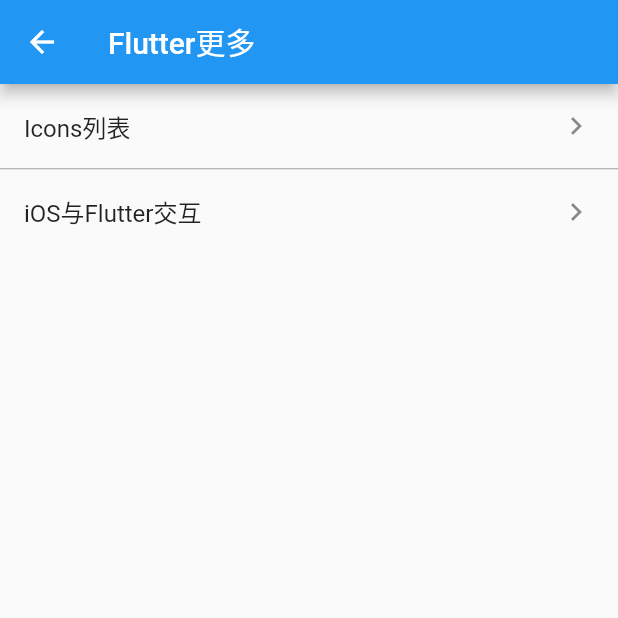
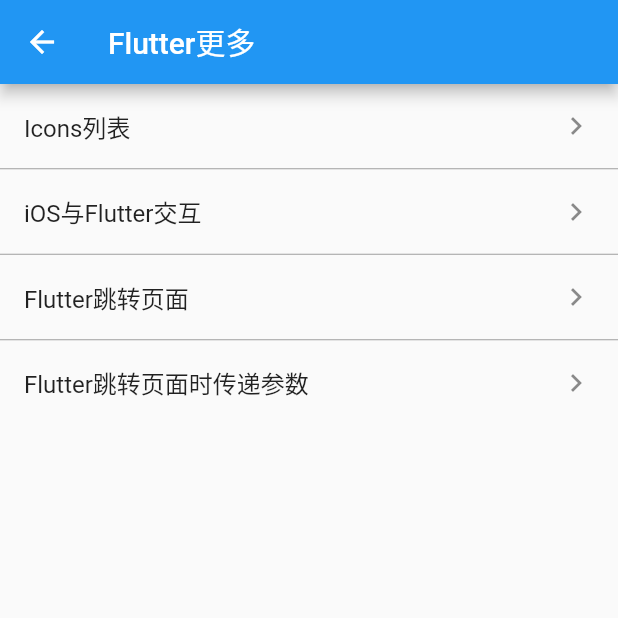
Before and after one commit to flywo/FlutterWidgetUseExample, a Flutter app: the More screen opened directly, on a phone screen of 412 x 824 dp, the top half of it. Run offline on Flutter 3.47's test engine with Material 2 defaults, Android fonts, the phone set to English and light mode, and no system bars; our stand-ins replace flutter_markdown, image_picker; missing offline and left inert: city_pickers, flutter_webview_plugin, loading_indicator_view, widget_with_codeview.

Commit message:
增加页面跳转和参数传递

````diff
--- a/flutter_widget_use/lib/Dev/Dev.dart
+++ b/flutter_widget_use/lib/Dev/Dev.dart
@@ -1,12 +1,11 @@
 /// @ClassName Dev
-/// @Description TODO
+/// @Description 开发备忘列表
 /// @Author YuHua
 /// @Date 2021-03-01 11:55 AM
 
 import 'package:flutter/cupertino.dart';
 import 'package:flutter/material.dart';
 import 'package:flutter_widget_use/Dev/GitProxy/GitProxy.dart';
-import 'package:widget_with_codeview/widget_with_codeview.dart';
 
 class Dev extends StatelessWidget {
   @override
--- a/flutter_widget_use/lib/Dev/GitProxy/GitProxy.dart
+++ b/flutter_widget_use/lib/Dev/GitProxy/GitProxy.dart
@@ -2,7 +2,7 @@ import 'package:flutter/cupertino.dart';
 import 'package:flutter_markdown/flutter_markdown.dart';
 
 /// @ClassName GitProxy
-/// @Description TODO
+/// @Description Git使用走代理
 /// @Author YuHua
 /// @Date 2021-03-01 1:28 PM
 
--- a/flutter_widget_use/lib/More/More.dart
+++ b/flutter_widget_use/lib/More/More.dart
@@ -2,6 +2,8 @@ import 'package:flutter/cupertino.dart';
 import 'package:flutter/material.dart';
 import 'package:flutter_widget_use/More/Icons/Icons.dart';
 import 'package:flutter_widget_use/More/Native/Native.dart';
+import 'package:flutter_widget_use/More/Pass/Pass.dart';
+import 'package:flutter_widget_use/More/Router/Router.dart';
 import 'package:widget_with_codeview/widget_with_codeview.dart';
 
 class More extends StatelessWidget {
@@ -24,6 +26,36 @@ class More extends StatelessWidget {
                         title: Text("iOS与Flutter交互"),
                       ),
                       body: MyNative(),
+                    );
+                  }));
+                },
+              );
+            } else if (index == 2) {
+              return ListTile(
+                title: Text("Flutter跳转页面"),
+                trailing: Icon(Icons.keyboard_arrow_right),
+                onTap: () {
+                  Navigator.of(context).push(MaterialPageRoute(builder: (context) {
+                    return Scaffold(
+                      appBar: AppBar(
+                        title: Text("Flutter跳转页面"),
+                      ),
+                      body: MyRouter(),
+                    );
+                  }));
+                },
+              );
+            } else if (index == 3) {
+              return ListTile(
+                title: Text("Flutter跳转页面时传递参数"),
+                trailing: Icon(Icons.keyboard_arrow_right),
+                onTap: () {
+                  Navigator.of(context).push(MaterialPageRoute(builder: (context) {
+                    return Scaffold(
+                      appBar: AppBar(
+                        title: Text("Flutter跳转页面时传递参数"),
+                      ),
+                      body: MyPass(),
                     );
                   }));
                 },
@@ -53,7 +85,7 @@ class More extends StatelessWidget {
               color: Colors.grey[500],
             );
           },
-          itemCount: 2
+          itemCount: 4
       ),
     );
   }
--- /dev/null
+++ b/flutter_widget_use/lib/More/Pass/Pass.dart
@@ -0,0 +1,129 @@
+import 'package:flutter/cupertino.dart';
+import 'package:flutter_markdown/flutter_markdown.dart';
+
+/// @ClassName Pass
+/// @Description 传递参数
+/// @Author YuHua
+/// @Date 2021-03-01 2:32 PM
+
+
+const content = """
+## 页面如何传递参数？
+> 1.通过页面定义传值
+- 要跳转的页面定义出参数，构造方法中添加该参数
+```
+class PageB extends StatelessWidget {
+  String data;
+  // 构造方法传递参数
+  PageB({this.data});
+}
+```
+- 跳转页面时
+```
+Navigator.push(
+            context,
+            MaterialPageRoute(
+              builder: (context) => PageB(
+                    data: "要传递的数据",
+                  ),
+            ),
+          );
+```
+> 2.使用路由进行传值
+- 定义出要传递的类
+```
+class People {
+  String name;
+  int age;
+  People(this.name, this.age);
+}
+```
+- 传递参数
+```
+Navigator.pushNamed(context,pageB,arguments: People("yzq", 25),//要传递的数据);
+```
+或者
+```
+Navigator.of(context).pushNamed(pageB, arguments: People("yzq", 25));
+```
+或者
+```
+Navigator.push(context,MaterialPageRoute(
+              builder: (context) => PageB(),
+              settings: RouteSettings(
+                arguments: People("yuzhiqiang", 26),),),);
+```
+或者
+```
+Navigator.of(context).push(MaterialPageRoute(
+                builder: (context) => PageB(),
+                settings: RouteSettings(
+                    arguments: People("yuzhiqiang", 26),)),);
+```
+- 接收参数
+```
+/*获取传递过来的参数*/
+People _people = ModalRoute.of(context).settings.arguments;
+```
+> 3.使用onGenerateRouter传递
+- 定义出下一个页面需要的参数
+```
+class PageC extends StatelessWidget {
+  /*路由别名*/
+  static const routeName = '/pageC';
+  /*需要的参数*/
+  String name;
+  PageC({this.name});
+}
+```
+- 进行跳转
+```
+Navigator.pushNamed(
+            context,
+            PageC.routeName,
+            arguments: People("喻志强", 23),
+          );
+```
+- 使用onGenerateRouter进行数据传递
+```
+MaterialApp(
+      onGenerateRoute: (settings) {
+        /*如果路由名称是PageC.routeName 则进行处理*/
+        if (settings.name == PageC.routeName) {
+          People p = settings.arguments;
+          return MaterialPageRoute(
+              builder: (context) => PageCHome(
+                    pageContext: context,
+                    name: p.name,
+                  ));
+        }
+      },
+    );
+```
+> 4.使用pop回传值
+- 使用pop回传值
+```
+Navigator.of(context).pop(People("YZQ", 18));
+```
+- 上一个页面进行接收
+```
+void skipToPageD() async {
+    final result = await Navigator.pushNamed(context, pageD);
+    // 拿到回传的值
+    People p = result as People;
+  }
+```
+或者
+```
+Navigator.pushNamed(context, pageD).then((result) {
+            People p = result as People;//回传的值
+          }
+```
+""";
+
+class MyPass extends StatelessWidget {
+  @override
+  Widget build(BuildContext context) {
+    return Markdown(data: content);
+  }
+}
--- /dev/null
+++ b/flutter_widget_use/lib/More/Router/Router.dart
@@ -0,0 +1,64 @@
+import 'package:flutter/cupertino.dart';
+import 'package:flutter_markdown/flutter_markdown.dart';
+
+/// @ClassName Router
+/// @Description Flutter跳转页面方式
+/// @Author YuHua
+/// @Date 2021-03-01 2:03 PM
+
+
+const content = """
+## Flutter如何跳转页面？
+> 1.使用Navigator进行跳转
+- 跳转操作
+```
+Navigator.push(context, MaterialPageRoute(builder: (context) {
+            // 目标页面，即一个 Widget
+            return DetailScreen();
+```
+或者
+```
+Navigator.of(context).push(
+            MaterialPageRoute(
+              builder: (context) => PageA(),
+            ),
+          );
+```
+- 返回页面
+```
+Navigator.pop(context);
+```
+或者
+```
+Navigator.of(context).pop();
+```
+> 2.使用路由进行跳转
+- 在MaterialApp中注册页面
+```
+MaterialApp(
+  // 设置第一个页面，即启动页
+  initialRoute: '/',
+  routes: {
+    // 注册一个页面
+    '/': (context) => FirstScreen(),
+    // 注册第二个页面
+    '/second': (context) => SecondScreen(),
+  },
+);
+```
+- 跳转操作
+```
+Navigator.pushNamed(context, '/second');
+```
+或者
+```
+Navigator.of(context).pushNamed('/second');
+```
+""";
+
+class MyRouter extends StatelessWidget {
+  @override
+  Widget build(BuildContext context) {
+    return Markdown(data: content);
+  }
+}
````
